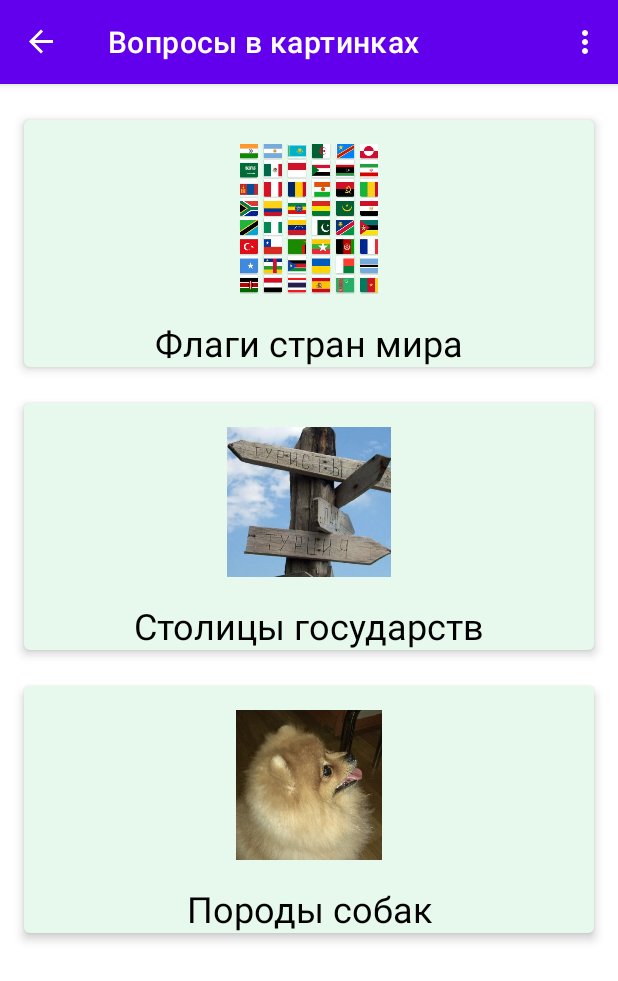
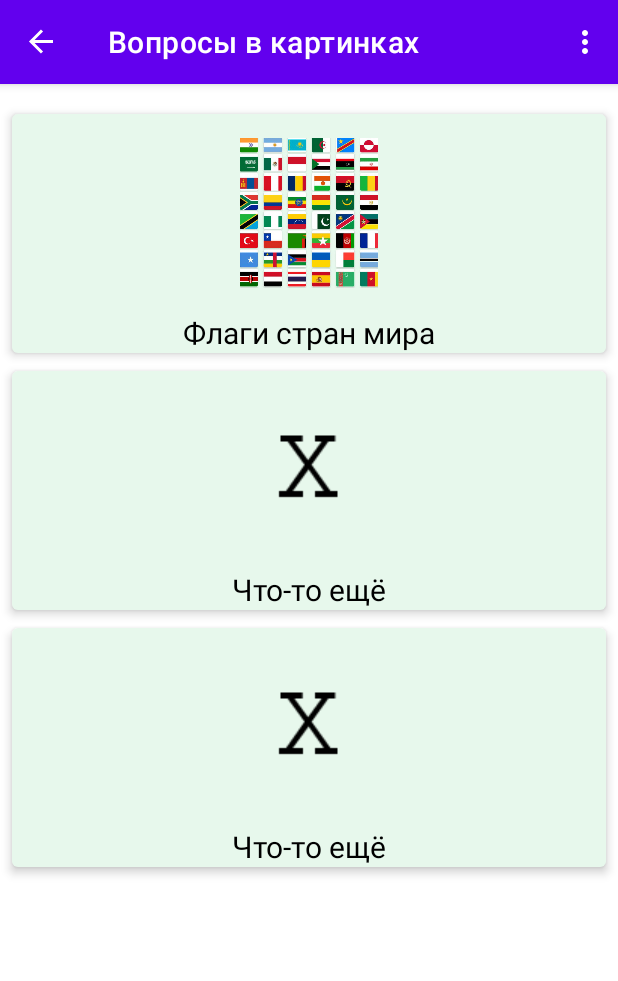
Before and after one commit to bartex12/QuizDay, an Android app: the screen it shows after launch (MainActivity), after a tap on "Викторина в картинках", on a phone screen of 412 x 824 dp. Shown: the top 981 px of the screen. Run offline under Robolectric (Android 15) with nearby library versions, the phone set to English and light mode, and no system bars; our stand-ins replace navigation-ui.

Commit message:
поменял тестовые картинки

```diff
--- a/app/src/main/java/com/bartex/quizday/MainActivity.kt
+++ b/app/src/main/java/com/bartex/quizday/MainActivity.kt
@@ -137,6 +137,7 @@ class MainActivity : AppCompatActivity(), NavigationView.OnNavigationItemSelecte
                 R.id.imagequizFragment -> getString(R.string.image_quiz)
                 R.id.settingsFragment -> getString(R.string.action_settings)
                 R.id.helpFragment -> getString(R.string.action_help)
+                R.id.flagsFragment -> getString(R.string.flags)
                 else -> getString(R.string.app_name)
             }
         }
--- a/app/src/main/java/com/bartex/quizday/ui/flags/FlagsFragment.kt
+++ b/app/src/main/java/com/bartex/quizday/ui/flags/FlagsFragment.kt
@@ -203,7 +203,7 @@ class FlagsFragment: Fragment(), ResultDialog.OnResultListener {
             // Сообщение "Неправильно!" выводится красным шрифтом
             answerTextView.setText(R.string.incorrect_answer)
             answerTextView.setTextColor(
-                    ContextCompat.getColor(requireActivity(), R.color.correct_answer))
+                    ContextCompat.getColor(requireActivity(), R.color.incorrect_answer))
             guessButton.isEnabled = false  // Блокировка неправильного ответа
         }
     }
--- a/app/src/main/java/com/bartex/quizday/ui/flags/RepoImpl.kt
+++ b/app/src/main/java/com/bartex/quizday/ui/flags/RepoImpl.kt
@@ -11,7 +11,8 @@ class RepoImpl(val application: Application): IRepo {
     override fun getFlags(): MutableList<TestFlagClass> {
         val flags = mutableListOf<TestFlagClass>()
         for (i in 0 until 30){
-          val test =   TestFlagClass("Image$i", (ContextCompat.getDrawable(application, R.drawable.sun_smail2)  as Drawable ))
+          val name = application.resources.getString(R.string.state_fake)
+          val test =   TestFlagClass("$name $i", (ContextCompat.getDrawable(application, R.drawable.fun_rojer)  as Drawable ))
             flags.add(test)
         }
         return flags
--- a/app/src/main/java/com/bartex/quizday/ui/home/MainListImpl.kt
+++ b/app/src/main/java/com/bartex/quizday/ui/home/MainListImpl.kt
@@ -11,7 +11,7 @@ class MainListImpl(val application:Application):IMainList {
         //получаем две строки
       return listOf(
               MainList(application.resources.getString(R.string.textQuizMain),
-                      ContextCompat.getDrawable(application, R.drawable.text )!!),
+                      ContextCompat.getDrawable(application, R.drawable.text_x )!!),
               MainList(application.resources.getString(R.string.imageQuizMain),
                               ContextCompat.getDrawable(application, R.drawable.sm )!!)
       )
--- a/app/src/main/java/com/bartex/quizday/ui/imagequiz/ImageListImpl.kt
+++ b/app/src/main/java/com/bartex/quizday/ui/imagequiz/ImageListImpl.kt
@@ -10,12 +10,12 @@ class ImageListImpl(val application: Application):IImageList {
     override fun getImageList(): List<MainList> {
         //получаем две строки
         return listOf(
-                MainList(application.resources.getString(R.string.flafs),
+                MainList(application.resources.getString(R.string.flags_of_states),
                         ContextCompat.getDrawable(application, R.drawable.flags )!!),
-                MainList(application.resources.getString(R.string.capitals),
-                        ContextCompat.getDrawable(application, R.drawable.ukazatel2 )!!),
-                MainList(application.resources.getString(R.string.dogs),
-                        ContextCompat.getDrawable(application, R.drawable.dogs )!!)
+                MainList(application.resources.getString(R.string.anything),
+                        ContextCompat.getDrawable(application, R.drawable.text_x )!!),
+                MainList(application.resources.getString(R.string.anything),
+                        ContextCompat.getDrawable(application, R.drawable.text_x )!!)
         )
     }
 }
--- a/app/src/main/java/com/bartex/quizday/ui/textquiz/TextQuizFragment.kt
+++ b/app/src/main/java/com/bartex/quizday/ui/textquiz/TextQuizFragment.kt
@@ -23,7 +23,7 @@ class TextQuizFragment : Fragment() {
                 ViewModelProvider(this).get(TextQuizViewModel::class.java)
         val root = inflater.inflate(R.layout.fragment_textquiz, container, false)
 
-        val textView: TextView = root.findViewById(R.id.text_gallery)
+        val textView: TextView = root.findViewById(R.id.text_stub)
         galleryViewModel.text.observe(viewLifecycleOwner, Observer {
             textView.text = it
         })
--- a/app/src/main/java/com/bartex/quizday/ui/textquiz/TextQuizViewModel.kt
+++ b/app/src/main/java/com/bartex/quizday/ui/textquiz/TextQuizViewModel.kt
@@ -3,11 +3,13 @@ package com.bartex.quizday.ui.textquiz
 import androidx.lifecycle.LiveData
 import androidx.lifecycle.MutableLiveData
 import androidx.lifecycle.ViewModel
+import com.bartex.quizday.App
+import com.bartex.quizday.R
 
 class TextQuizViewModel : ViewModel() {
 
     private val _text = MutableLiveData<String>().apply {
-        value = "Вау!"
+        value = App.instance.resources.getString(R.string.no_now)
     }
     val text: LiveData<String> = _text
 }
--- a/app/src/main/res/drawable-v24/draw.xml
+++ b/app/src/main/res/drawable-v24/draw.xml
@@ -9,7 +9,7 @@
 
     <corners android:radius="14dp" />
 
-    <stroke android:width="1dp"
+    <stroke android:width="2dp"
         android:color="#878787"/>
 
 </shape>
--- a/app/src/main/res/layout/fragment_textquiz.xml
+++ b/app/src/main/res/layout/fragment_textquiz.xml
@@ -7,14 +7,14 @@
     tools:context=".ui.textquiz.TextQuizFragment">
 
     <TextView
-        android:id="@+id/text_gallery"
+        android:id="@+id/text_stub"
         android:layout_width="match_parent"
         android:layout_height="wrap_content"
         android:layout_marginStart="8dp"
         android:layout_marginTop="8dp"
         android:layout_marginEnd="8dp"
         android:textAlignment="center"
-        android:textSize="48sp"
+        android:textSize="36sp"
         app:layout_constraintBottom_toBottomOf="parent"
         app:layout_constraintEnd_toEndOf="parent"
         app:layout_constraintStart_toStartOf="parent"
--- a/app/src/main/res/layout/item_main.xml
+++ b/app/src/main/res/layout/item_main.xml
@@ -5,10 +5,10 @@
     xmlns:tools="http://schemas.android.com/tools"
     android:layout_width="match_parent"
     android:layout_height="wrap_content"
-    android:layout_marginLeft="16dp"
-    android:layout_marginTop="8dp"
-    android:layout_marginRight="16dp"
-    android:layout_marginBottom="16dp"
+    android:layout_marginLeft="8dp"
+    android:layout_marginTop="4dp"
+    android:layout_marginRight="8dp"
+    android:layout_marginBottom="8dp"
     android:clipToPadding="false"
     app:cardCornerRadius="4dp"
     app:cardElevation="4dp">
@@ -22,7 +22,7 @@
 
     <ImageView
         android:id="@+id/iv_main"
-        android:layout_width="match_parent"
+        android:layout_width="100dp"
         android:layout_height="100dp"
         android:layout_margin="16dp"
         app:layout_constraintEnd_toEndOf="parent"
@@ -34,7 +34,7 @@
         android:layout_width="wrap_content"
         android:layout_height="wrap_content"
         android:layout_marginTop="16dp"
-        android:textSize="24sp"
+        android:textSize="20sp"
         android:textColor="@android:color/black"
         app:layout_constraintEnd_toEndOf="@+id/iv_main"
         app:layout_constraintStart_toStartOf="@+id/iv_main"
--- a/app/src/main/res/values/colors.xml
+++ b/app/src/main/res/values/colors.xml
@@ -9,6 +9,6 @@
     <color name="white">#FFFFFFFF</color>
 
     <color name="colorFone">#80cff2da</color>
-    <color name="correct_answer">#00CC00</color>
+    <color name="correct_answer">#FF6200EE</color>
     <color name="incorrect_answer">#FF0000</color>
 </resources>
--- a/app/src/main/res/values/strings.xml
+++ b/app/src/main/res/values/strings.xml
@@ -32,8 +32,10 @@
         без подключения к Интернету. Пожалуйста, проверьте интернет-соединение</string>
     <string name="dialog_title_stub">Неизвестная ошибка</string>
     <string name="dialog_button_cancel">Понятно</string>
-    <string name="flafs">Флаги стран мира</string>
+    <string name="flags_of_states">Флаги стран мира</string>
     <string name="capitals">Столицы государств</string>
+    <string name="anything">Что-то ещё</string>
+    <string name="state_fake">Страна</string>
     <string name="dogs">Породы собак</string>
     <string name="flags">Флаги</string>
 
@@ -50,6 +52,7 @@
 
     <string name="results">Вопросов: %1$d\nПопыток: %2$d\n%3$.01f%% правильных ответов</string>
     <string name="reset_quiz">Новые вопросы</string>
+    <string name="no_now">Не сегодня!</string>
 
 
 </resources>
--- a/app/src/main/res/xml/pref_setting.xml
+++ b/app/src/main/res/xml/pref_setting.xml
@@ -28,7 +28,7 @@
         android:title="@string/number_of_choices"
         android:summary="@string/number_of_choices_description"
         android:persistent="true"
-        android:defaultValue="4" />
+        android:defaultValue="6" />
 </PreferenceCategory>
 
     <PreferenceCategory
@@ -37,7 +37,7 @@
     <CheckBoxPreference
         android:key="pref_cbSound"
         android:title="@string/is_sound"
-        app:defaultValue="false"
+        app:defaultValue="true"
         android:summaryOn="@string/cbSortOn"
         android:summaryOff="@string/cbSortOff">
     </CheckBoxPreference>
```
Also changed, not shown: app/src/main/java/com/bartex/quizday/ui/imagequiz/ImageQuizFragment.kt (+5 -2 lines), app/src/main/res/drawable/ramka2.xml (added, +11 -0 lines), app/src/main/res/drawable/fun_rojer.png (added), app/src/main/res/drawable/text_x.png (added).
